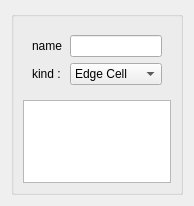
SalomePlatform/hexablock, file src/HEXABLOCKGUI/Group_QTD.ui: the form before one commit.
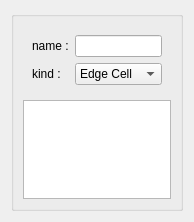
The form after the commit.

```diff
--- a/src/HEXABLOCKGUI/Group_QTD.ui
+++ b/src/HEXABLOCKGUI/Group_QTD.ui
@@ -7,7 +7,7 @@
     <x>0</x>
     <y>0</y>
     <width>194</width>
-    <height>206</height>
+    <height>222</height>
    </rect>
   </property>
   <property name="sizePolicy">
@@ -36,7 +36,7 @@
      </property>
      <layout class="QVBoxLayout" name="verticalLayout">
       <item>
-       <widget class="QWidget" name="" native="true">
+       <widget class="QWidget" name="widget" native="true">
         <property name="sizePolicy">
          <sizepolicy hsizetype="Preferred" vsizetype="Fixed">
           <horstretch>0</horstretch>
@@ -54,7 +54,7 @@
          <item row="0" column="1">
           <widget class="QLineEdit" name="name_le">
            <property name="sizePolicy">
-            <sizepolicy hsizetype="Minimum" vsizetype="Fixed">
+            <sizepolicy hsizetype="Preferred" vsizetype="Fixed">
              <horstretch>0</horstretch>
              <verstretch>0</verstretch>
             </sizepolicy>
```
